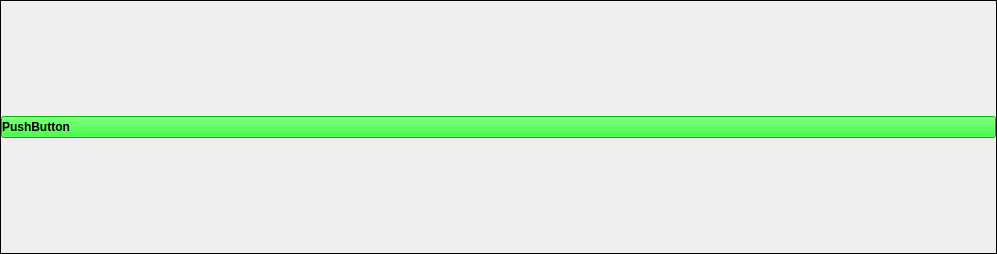
Before: the Qt Designer form item.ui in zhaohuarong/AVBrowser, drawn with Qt 5.
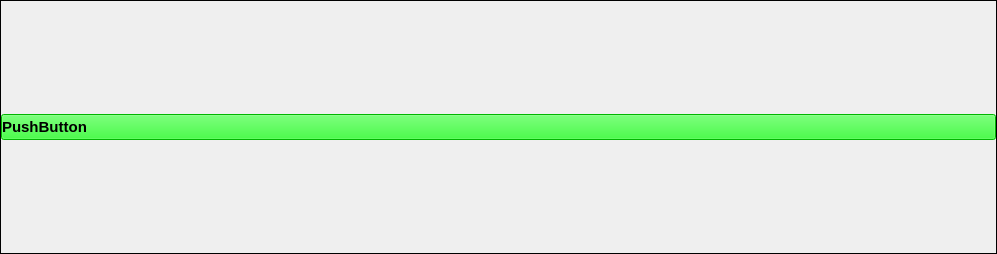
After: the same form once the commit is applied.

Commit message: 修改item字体大小

The edit to the form file:
```diff
--- a/item.ui
+++ b/item.ui
@@ -45,6 +45,7 @@
     <widget class="QPushButton" name="pushButton">
      <property name="font">
       <font>
+       <pointsize>11</pointsize>
        <weight>75</weight>
        <bold>true</bold>
       </font>
```
The commit also changes 2 other files.
